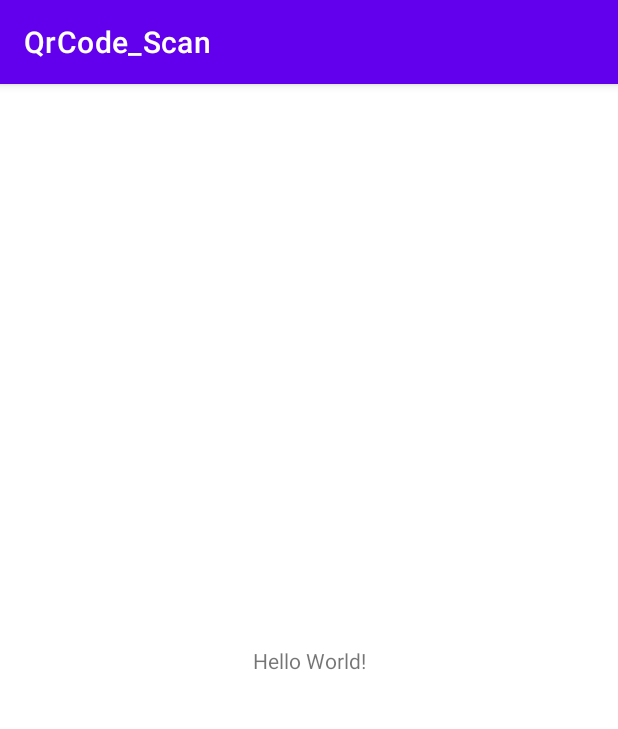
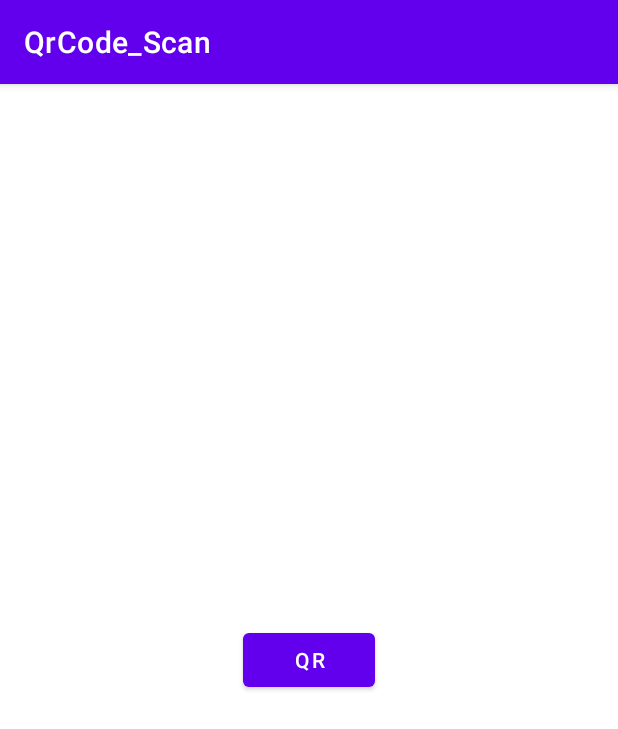
Before and after one commit to kimjw2003/QrCode_Scan, an Android app: the screen it shows after launch (MainActivity), on a phone screen of 412 x 824 dp. Shown: the top 729 px of the screen. Run offline under Robolectric (Android 15) with nearby library versions, the phone set to English and light mode, and no system bars; libraries missing offline, so code that uses them is left out: com.google.zxing.integration.

```diff
--- a/app/build.gradle
+++ b/app/build.gradle
@@ -30,6 +30,10 @@ android {
     kotlinOptions {
         jvmTarget = '1.8'
     }
+    compileOptions{
+        sourceCompatibility=1.8
+        targetCompatibility=1.8
+    }
 }
 
 dependencies {
@@ -39,6 +43,7 @@ dependencies {
     implementation 'androidx.appcompat:appcompat:1.1.0'
     implementation 'com.google.android.material:material:1.1.0'
     implementation 'androidx.constraintlayout:constraintlayout:1.1.3'
+    implementation 'com.journeyapps:zxing-android-embedded:4.1.0'
     testImplementation 'junit:junit:4.+'
     androidTestImplementation 'androidx.test.ext:junit:1.1.1'
     androidTestImplementation 'androidx.test.espresso:espresso-core:3.2.0'
--- a/app/src/main/AndroidManifest.xml
+++ b/app/src/main/AndroidManifest.xml
@@ -3,6 +3,9 @@
     package="com.example.qrcode_scan">
 
     <application
+
+        android:hardwareAccelerated="true"
+
         android:allowBackup="true"
         android:icon="@mipmap/ic_launcher"
         android:label="@string/app_name"
--- a/app/src/main/res/layout/activity_main.xml
+++ b/app/src/main/res/layout/activity_main.xml
@@ -4,15 +4,17 @@
     xmlns:tools="http://schemas.android.com/tools"
     android:layout_width="match_parent"
     android:layout_height="match_parent"
-    tools:context=".MainActivity">
+    tools:context=".MainActivity" >
 
-    <TextView
+    <Button
+        android:id="@+id/scan_Btn"
         android:layout_width="wrap_content"
         android:layout_height="wrap_content"
-        android:text="Hello World!"
+        android:text="QR"
+        android:onClick="startBarcodeLeader"
         app:layout_constraintBottom_toBottomOf="parent"
-        app:layout_constraintLeft_toLeftOf="parent"
-        app:layout_constraintRight_toRightOf="parent"
+        app:layout_constraintEnd_toEndOf="parent"
+        app:layout_constraintStart_toStartOf="parent"
         app:layout_constraintTop_toTopOf="parent" />
 
 </androidx.constraintlayout.widget.ConstraintLayout>
```
Also changed, not shown: app/src/main/java/com/example/qrcode_scan/MainActivity.kt (+10 -0 lines).
